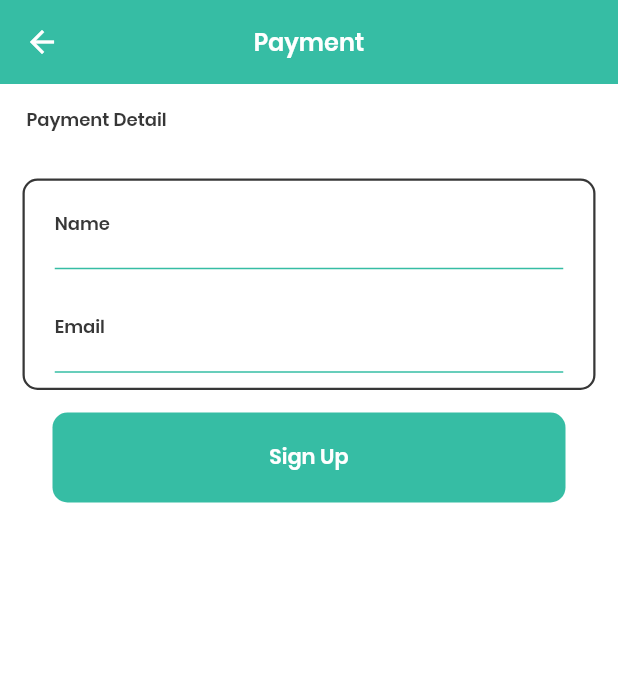
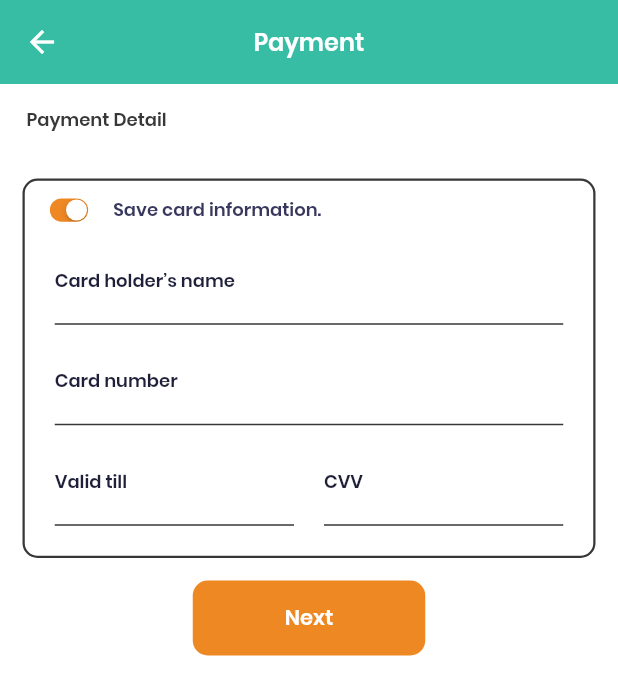
Before and after one commit to usama62/voila, a Flutter app: the payment screen opened directly, on a phone screen of 412 x 824 dp. Shown: the top 695 px of the screen. Run offline on Flutter 3.47's test engine with Material 2 defaults, Android fonts, the light colour scheme and no system bars.

Commit message:
payment and payment successful screen completed

```diff
--- a/lib/main.dart
+++ b/lib/main.dart
@@ -1,7 +1,7 @@
 import 'package:flutter/material.dart';
 // import 'login.dart';
 import 'signup.dart';
-import 'payment.dart'; //just to open  this screen
+import 'payment_success.dart'; //just to open  this screen
 
 void main() {
   runApp(const MyApp());
@@ -102,7 +102,7 @@ class _MyHomePageState extends State<MyHomePage> {
                       Navigator.push(
                         context,
                         MaterialPageRoute(
-                            builder: (context) => const payment()),
+                            builder: (context) => const payment_success()),
                       );
                     },
                     child: const Text(
--- a/lib/payment.dart
+++ b/lib/payment.dart
@@ -1,6 +1,5 @@
-import 'package:flutter/gestures.dart';
+import 'package:flutter/cupertino.dart';
 import 'package:flutter/material.dart';
-import 'login.dart';
 
 class payment extends StatefulWidget {
   const payment({
@@ -12,6 +11,7 @@ class payment extends StatefulWidget {
 }
 
 class _paymentState extends State<payment> {
+  bool isSwitched = true;
   @override
   Widget build(BuildContext context) {
     return Scaffold(
@@ -37,18 +37,22 @@ class _paymentState extends State<payment> {
       body: SingleChildScrollView(
         child: Column(
           mainAxisAlignment: MainAxisAlignment.start,
-          crossAxisAlignment: CrossAxisAlignment.stretch,
+          crossAxisAlignment: CrossAxisAlignment.center,
           children: [
-            const Padding(
+            Row(
+              children: const [
+                Padding(
                   padding: EdgeInsets.all(15.0),
-              child: Text(" Payment Detail",
+                  child: Text(
+                    " Payment Detail",
                     style: TextStyle(
                         fontFamily: "PoppinsSemiBold",
                         color: Color(0xFF373737),
                         fontWeight: FontWeight.w600,
-                fontSize: 12.0
+                        fontSize: 12.0),
                   ),
                 ),
+              ],
             ),
             Padding(
               padding: const EdgeInsets.all(15.0),
@@ -69,20 +73,49 @@ class _paymentState extends State<payment> {
                     mainAxisAlignment: MainAxisAlignment.center,
                     crossAxisAlignment: CrossAxisAlignment.start,
                     children: [
+                      Row(
+                        children: [
+                          Transform.scale(
+                            scale: 0.5,
+                            child: CupertinoSwitch(
+                              value: isSwitched,
+                              activeColor: const Color(0xFFEE8823),
+                              onChanged: (value) {
+                                setState(() {
+                                  isSwitched = value;
+                                });
+                              },
+                            ),
+                          ),
+                          const Text(
+                            "Save card information.",
+                            style: TextStyle(
+                                fontFamily: "PoppinsSemiBold",
+                                fontSize: 12,
+                                fontWeight: FontWeight.w400,
+                                color: Color(0xFF38385E)),
+                          )
+                        ],
+                      ),
                       const Padding(
                         padding: EdgeInsets.fromLTRB(20.0, 0.0, 20.0, 10.0),
                         child: TextField(
+                          style: TextStyle(
+                              fontFamily: "PoppinsSemiBold",
+                              color: Color(0xFF38385E),
+                              fontSize: 14.0,
+                              fontWeight: FontWeight.w400),
                           decoration: InputDecoration(
                             enabledBorder: UnderlineInputBorder(
                                 borderSide:
-                                    BorderSide(color: Color(0xff36BDA4))),
+                                    BorderSide(color: Color(0xFF373737))),
                             focusedBorder: UnderlineInputBorder(
                                 borderSide:
-                                    BorderSide(color: Color(0xff36BDA4))),
-                            labelText: 'Name',
+                                    BorderSide(color: Color(0xFF373737))),
+                            labelText: 'Card holder’s name',
                             labelStyle: TextStyle(
                                 fontFamily: "PoppinsSemiBold",
-                                color: Color(0xff373737),
+                                color: Color(0xFF1F1F39),
                                 fontSize: 12.0,
                                 fontWeight: FontWeight.w600),
                           ),
@@ -91,46 +124,104 @@ class _paymentState extends State<payment> {
                       const Padding(
                         padding: EdgeInsets.fromLTRB(20.0, 0.0, 20.0, 10.0),
                         child: TextField(
+                          style: TextStyle(
+                              fontFamily: "PoppinsSemiBold",
+                              color: Color(0xFF38385E),
+                              fontSize: 14.0,
+                              fontWeight: FontWeight.w400),
                           decoration: InputDecoration(
                             enabledBorder: UnderlineInputBorder(
                                 borderSide:
-                                    BorderSide(color: Color(0xff36BDA4))),
+                                    BorderSide(color: Color(0xFF373737))),
                             focusedBorder: UnderlineInputBorder(
                                 borderSide:
-                                    BorderSide(color: Color(0xff36BDA4))),
-                            labelText: 'Email',
+                                    BorderSide(color: Color(0xFF373737))),
+                            labelText: 'Card number',
                             labelStyle: TextStyle(
                                 fontFamily: "PoppinsSemiBold",
-                                color: Color(0xff373737),
+                                color: Color(0xFF1F1F39),
                                 fontSize: 12.0,
                                 fontWeight: FontWeight.w600),
                           ),
                           keyboardType: TextInputType.emailAddress,
                         ),
                       ),
+                      Padding(
+                        padding: const EdgeInsets.fromLTRB(20.0, 0.0, 20.0, 20.0),
+                        child: Row(children: const [
+                          Flexible(
+                            child: TextField(
+                              style: TextStyle(
+                                  fontFamily: "PoppinsSemiBold",
+                                  color: Color(0xFF38385E),
+                                  fontSize: 14.0,
+                                  fontWeight: FontWeight.w400),
+                              decoration: InputDecoration(
+                                enabledBorder: UnderlineInputBorder(
+                                    borderSide:
+                                        BorderSide(color: Color(0xFF373737))),
+                                focusedBorder: UnderlineInputBorder(
+                                    borderSide:
+                                        BorderSide(color: Color(0xFF373737))),
+                                labelText: 'Valid till',
+                                labelStyle: TextStyle(
+                                    fontFamily: "PoppinsSemiBold",
+                                    color: Color(0xFF1F1F39),
+                                    fontSize: 12.0,
+                                    fontWeight: FontWeight.w600),
+                              ),
+                              keyboardType: TextInputType.emailAddress,
+                            ),
+                          ),
+                          SizedBox(
+                            width: 20.0,
+                          ),
+                          Flexible(
+                            child: TextField(
+                              style: TextStyle(
+                                  fontFamily: "PoppinsSemiBold",
+                                  color: Color(0xFF38385E),
+                                  fontSize: 14.0,
+                                  fontWeight: FontWeight.w400),
+                              decoration: InputDecoration(
+                                enabledBorder: UnderlineInputBorder(
+                                    borderSide:
+                                        BorderSide(color: Color(0xFF373737))),
+                                focusedBorder: UnderlineInputBorder(
+                                    borderSide:
+                                        BorderSide(color: Color(0xFF373737))),
+                                labelText: 'CVV',
+                                labelStyle: TextStyle(
+                                    fontFamily: "PoppinsSemiBold",
+                                    color: Color(0xFF1F1F39),
+                                    fontSize: 12.0,
+                                    fontWeight: FontWeight.w600),
+                              ),
+                              keyboardType: TextInputType.emailAddress,
+                            ),
+                          )
+                        ]),
+                      )
                     ],
                   )),
             ),
-            Padding(
-              padding: const EdgeInsets.fromLTRB(35.0, 0.0, 35.0, 0.0),
-              child: SizedBox(
-                height: 60,
-                width: double.infinity,
+            SizedBox(
+              height: 50,
+              width: 155.0,
               child: TextButton(
                 style: TextButton.styleFrom(
-                      backgroundColor: const Color(0xFF36BDA4),
+                    backgroundColor: const Color(0xFFEE8823),
                     shape: RoundedRectangleBorder(
                       borderRadius: BorderRadius.circular(10.0),
                     )),
                 onPressed: () {},
                 child: const Text(
-                    'Sign Up',
+                  'Next',
                   style: TextStyle(
                       color: Color(0xFFFFFFFF),
                       fontFamily: 'PoppinsSemiBold',
                       fontSize: 14,
                       fontWeight: FontWeight.w600),
-                  ),
                 ),
               ),
             ),
--- a/pubspec.yaml
+++ b/pubspec.yaml
@@ -100,6 +100,7 @@ flutter:
     - assets/images/clair.png
     - assets/images/ashley.png
     - assets/images/molly.png
+    - assets/images/icon_payment_success.png
 
   # An image asset can refer to one or more resolution-specific "variants", see
   # https://flutter.dev/assets-and-images/#resolution-aware.
```
Also changed, not shown: lib/payment_success.dart (added, +114 -0 lines), assets/images/icon_payment_success.png (renamed from assets/Voila PNGs/Group 31.png). Lines whose indentation alone changed are shown as unchanged.
